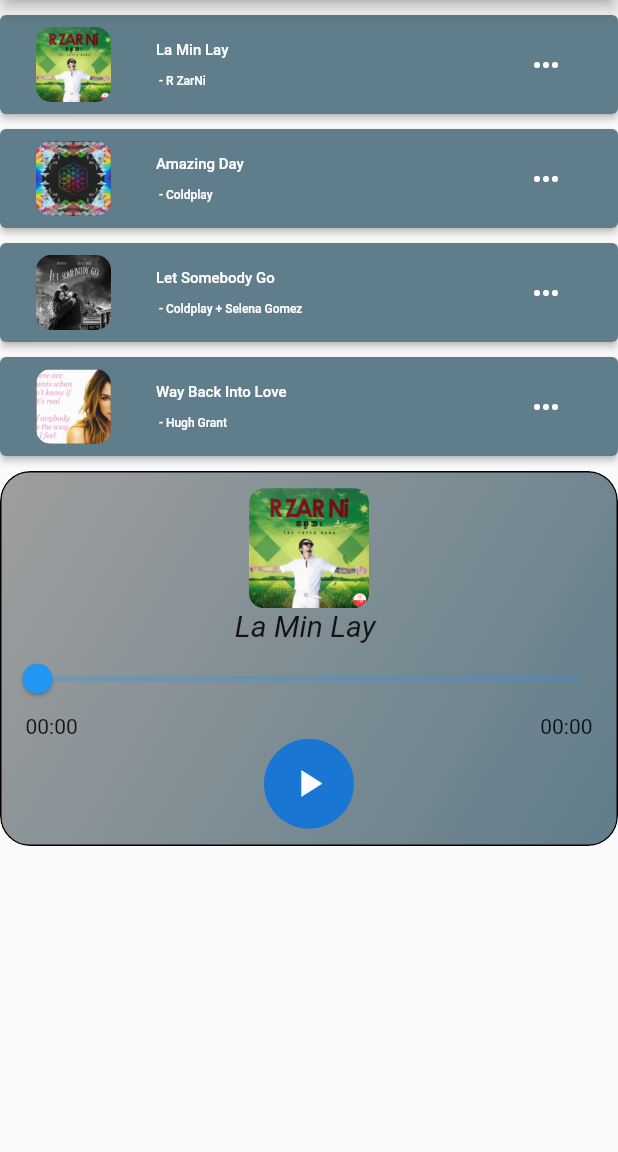
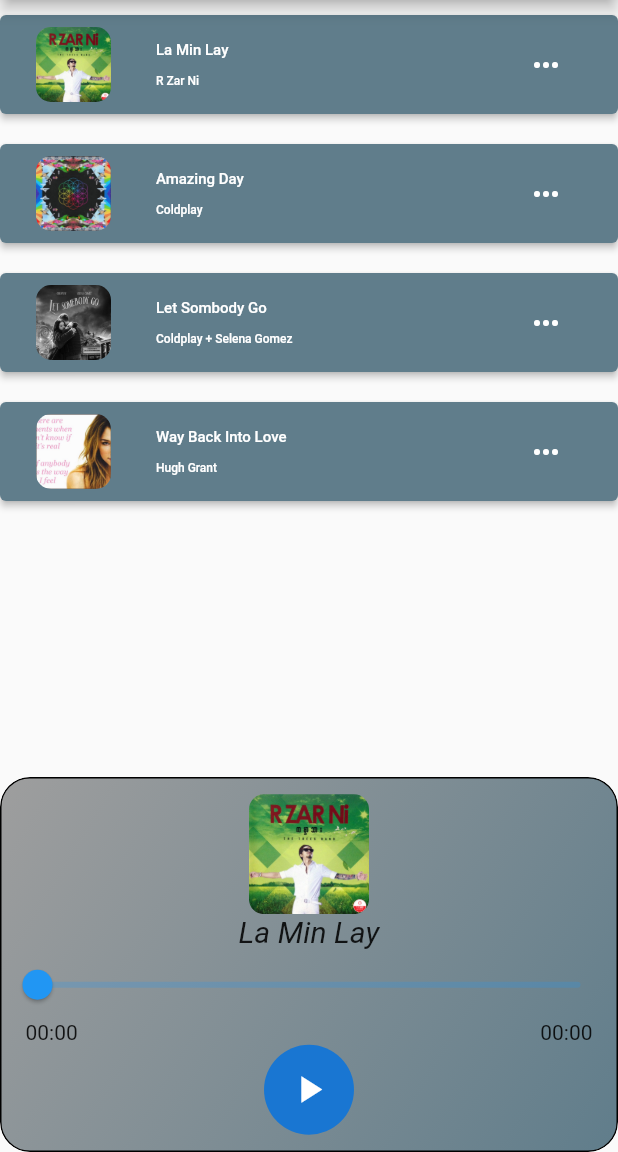
Before and after one commit to Zaw-Nayla/Music-Player, a Flutter app: the MyHomepage screen opened by its route, after a tap on "La Min Lay", on a phone screen of 412 x 824 dp, the part 84-1236 px from its top. Run offline on Flutter 3.47's test engine with Material 2 defaults, Android fonts, the phone set to English and light mode, and no system bars; drawn by our look-alikes of glass_kit; our stand-ins replace audioplayers, form_field_validator, shared_preferences; accounts and stored records are empty.

Commit message:
class added

```diff
--- a/lib/musicpage.dart
+++ b/lib/musicpage.dart
@@ -3,6 +3,7 @@ import 'package:flutter/material.dart';
 import 'package:audioplayers/audioplayers.dart';
 
 import 'package:glass_kit/glass_kit.dart';
+import 'package:flutter_application_3/songlist.dart';
 
 class MyHomepage extends StatefulWidget {
   const MyHomepage({Key? key}) : super(key: key);
@@ -27,6 +28,8 @@ class _MyHomepageState extends State<MyHomepage> {
   var defdur = const Duration(milliseconds: 0);
 
   AudioPlayer audioPlayer = AudioPlayer();
+  Playlist musicList = Playlist();
+
   bool PlayPause = false;
   Duration musicLength = Duration();
   Duration position = Duration();
@@ -109,85 +112,107 @@ class _MyHomepageState extends State<MyHomepage> {
         title: const Text('My Music Player'),
         backgroundColor: const Color.fromARGB(255, 26, 25, 25),
       ),
-      body: SingleChildScrollView(
-        child: Column(
+      body: Column(
         children: [
           const SizedBox(
             height: 10,
           ),
-            musicDesign(
-                musicname: 'La Min Lay',
-                id: ' - R ZarNi',
-                img: 'a.png',
+
+          Expanded(
+            child: ListView.builder(
+              itemCount: musicList.myplaylist.length,
+              itemBuilder: (context, index) => musicDesign(
+                  musicname: musicList.myplaylist[index].title,
+                  id: musicList.myplaylist[index].artist,
+                  img: musicList.myplaylist[index].img,
                   name: () {
                     setState(() async {
-                    songname = 'La Min Lay ';
-                    url = fsong;
-                    pic = 'a.png';
+                      songname = musicList.myplaylist[index].title;
+                      url = musicList.myplaylist[index].url;
+                      pic = musicList.myplaylist[index].img;
+                      display = true;
                       await audioPlayer.play(url);
                       if (PlayPause = false) {
                         PlayPause = !PlayPause;
                       }
                     });
                   }),
+            ),
+          ),
+          // musicDesign(
+          //     musicname: 'La Min Lay',
+          //     id: ' - R ZarNi',
+          //     img: 'a.png',
+          //     name: () {
+          //       setState(() async {
+          //         songname = 'La Min Lay ';
+          //         url = fsong;
+          //         pic = 'a.png';
+          //         await audioPlayer.play(url);
+          //         if (PlayPause = false) {
+          //           PlayPause = !PlayPause;
+          //         }
+          //       });
+          //     }),
+          // const SizedBox(
+          //   height: 10,
+          // ),
+          // musicDesign(
+          //     musicname: 'Amazing Day',
+          //     id: ' - Coldplay',
+          //     img: 'b.png',
+          //     name: () {
+          //       setState(() async {
+          //         songname = 'Amazing Day';
+          //         url = ssong;
+          //         pic = 'b.png';
+          //         await audioPlayer.play(url);
+          //         if (PlayPause = false) {
+          //           PlayPause = !PlayPause;
+          //         }
+          //       });
+          //     }),
+          // const SizedBox(
+          //   height: 10,
+          // ),
+          // musicDesign(
+          //     musicname: 'Let Somebody Go',
+          //     id: ' - Coldplay + Selena Gomez',
+          //     img: 'c.jpg',
+          //     name: () {
+          //       setState(() async {
+          //         songname = 'Let Somebody Go';
+          //         url = tsong;
+          //         pic = 'c.jpg';
+          //         await audioPlayer.play(url);
+          //         if (PlayPause = false) {
+          //           PlayPause = !PlayPause;
+          //         }
+          //       });
+          //     }),
+          // const SizedBox(
+          //   height: 10,
+          // ),
+          // musicDesign(
+          //     musicname: 'Way Back Into Love',
+          //     id: ' - Hugh Grant',
+          //     img: 'd.png',
+          //     name: () {
+          //       setState(() async {
+          //         songname = 'Way Back Into Love';
+          //         url = fosong;
+          //         pic = 'd.png';
+          //         await audioPlayer.play(url);
+          //         if (PlayPause = false) {
+          //           PlayPause = !PlayPause;
+          //         }
+          //       });
+          //     }),
           const SizedBox(
             height: 10,
           ),
-            musicDesign(
-                musicname: 'Amazing Day',
-                id: ' - Coldplay',
-                img: 'b.png',
-                name: () {
-                  setState(() async {
-                    songname = 'Amazing Day';
-                    url = ssong;
-                    pic = 'b.png';
-                    await audioPlayer.play(url);
-                    if (PlayPause = false) {
-                      PlayPause = !PlayPause;
-                    }
-                  });
-                }),
-            const SizedBox(
-              height: 10,
-            ),
-            musicDesign(
-                musicname: 'Let Somebody Go',
-                id: ' - Coldplay + Selena Gomez',
-                img: 'c.jpg',
-                name: () {
-                  setState(() async {
-                    songname = 'Let Somebody Go';
-                    url = tsong;
-                    pic = 'c.jpg';
-                    await audioPlayer.play(url);
-                    if (PlayPause = false) {
-                      PlayPause = !PlayPause;
-                    }
-                  });
-                }),
-            const SizedBox(
-              height: 10,
-            ),
-            musicDesign(
-                musicname: 'Way Back Into Love',
-                id: ' - Hugh Grant',
-                img: 'd.png',
-                name: () {
-                  setState(() async {
-                    songname = 'Way Back Into Love';
-                    url = fosong;
-                    pic = 'd.png';
-                    await audioPlayer.play(url);
-                    if (PlayPause = false) {
-                      PlayPause = !PlayPause;
-                    }
-                  });
-                }),
-            const SizedBox(
-              height: 10,
-            ),
-            GlassContainer.clearGlass(
+          display
+              ? GlassContainer.clearGlass(
                   height: 250,
                   width: double.infinity,
                   borderColor: Colors.black,
@@ -228,7 +253,8 @@ class _MyHomepageState extends State<MyHomepage> {
                           ),
                           slider(),
                           Padding(
-                        padding: const EdgeInsets.symmetric(horizontal: 16.0),
+                            padding:
+                                const EdgeInsets.symmetric(horizontal: 16.0),
                             child: Row(
                               mainAxisAlignment: MainAxisAlignment.spaceBetween,
                               children: [
@@ -252,8 +278,8 @@ class _MyHomepageState extends State<MyHomepage> {
                         ]),
                   ),
                 )
+              : Container()
         ],
-        ),
       ),
     );
   }
@@ -275,7 +301,9 @@ class musicDesign extends StatelessWidget {
 
   @override
   Widget build(BuildContext context) {
-    return ElevatedButton(
+    return Column(
+      children: [
+        ElevatedButton(
           onPressed: () {
             return name();
           },
@@ -334,6 +362,11 @@ class musicDesign extends StatelessWidget {
               ],
             ),
           ),
+        ),
+        const SizedBox(
+          height: 20,
+        )
+      ],
     );
   }
 }
--- /dev/null
+++ b/lib/songlist.dart
@@ -0,0 +1,41 @@
+class Song {
+  late String url;
+  String title;
+  String artist;
+  String img;
+
+  Song(
+      {required this.url,
+      required this.artist,
+      required this.title,
+      required this.img});
+}
+
+class Playlist {
+ List<Song> myplaylist = [
+    Song(
+        url:
+            'https://msicoursematerial.s3.us-west-2.amazonaws.com/-La_min_Lay_(getmp3.pro).mp3',
+        title: 'La Min Lay',
+        artist: 'R Zar Ni',
+        img: 'a.png'),
+    Song(
+        url:
+            'https://msicoursematerial.s3.us-west-2.amazonaws.com/Amazing_Day_(getmp3.pro).mp3',
+        title: 'Amazing Day',
+        artist: 'Coldplay',
+        img: 'b.png'),
+    Song(
+        url:
+            'https://msicoursematerial.s3.us-west-2.amazonaws.com/Coldplay+X+Selena+Gomez+-+Let+Somebody+Go+(Official+Video).mp3',
+        title: 'Let Sombody Go',
+        artist: 'Coldplay + Selena Gomez',
+        img: 'c.jpg'),
+    Song(
+        url:
+            'https://msicoursematerial.s3.us-west-2.amazonaws.com/Hugh_Grant_Haley_Bennett_-_A_Way_(getmp3.pro).mp3',
+        title: 'Way Back Into Love',
+        artist: 'Hugh Grant',
+        img: 'd.png'),
+  ];
+}
```
Lines whose indentation alone changed are shown as unchanged.
